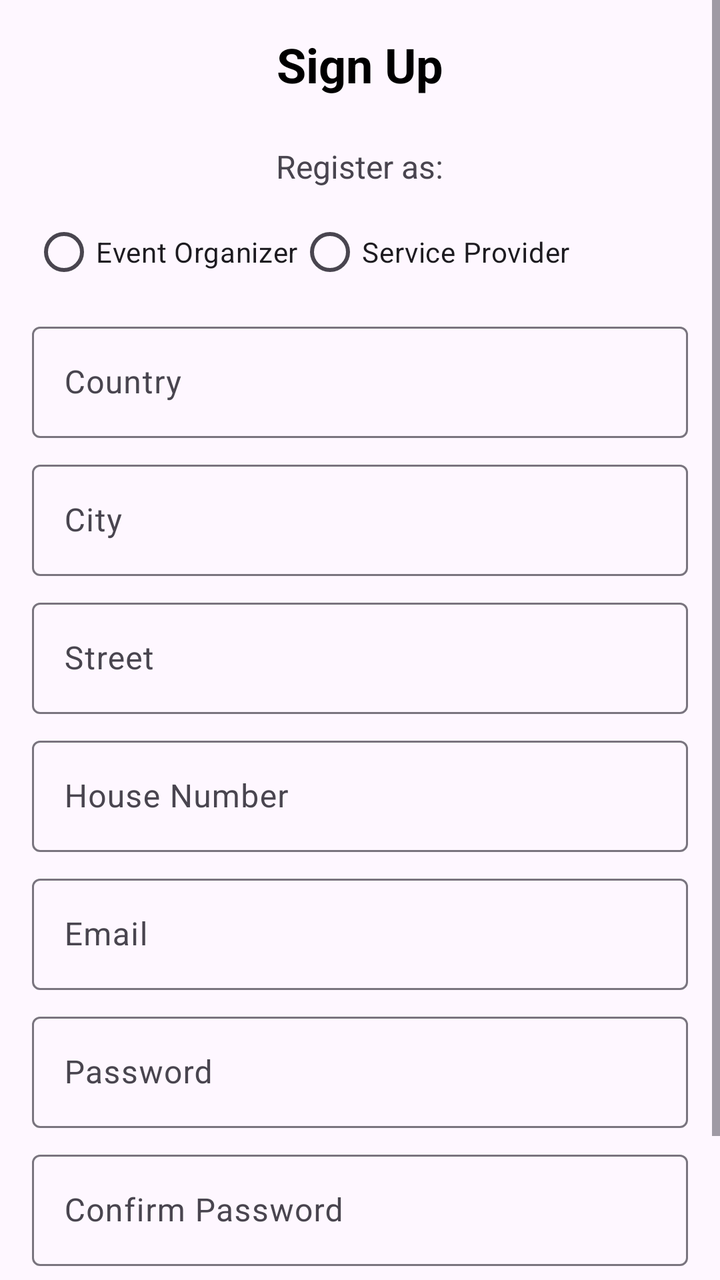
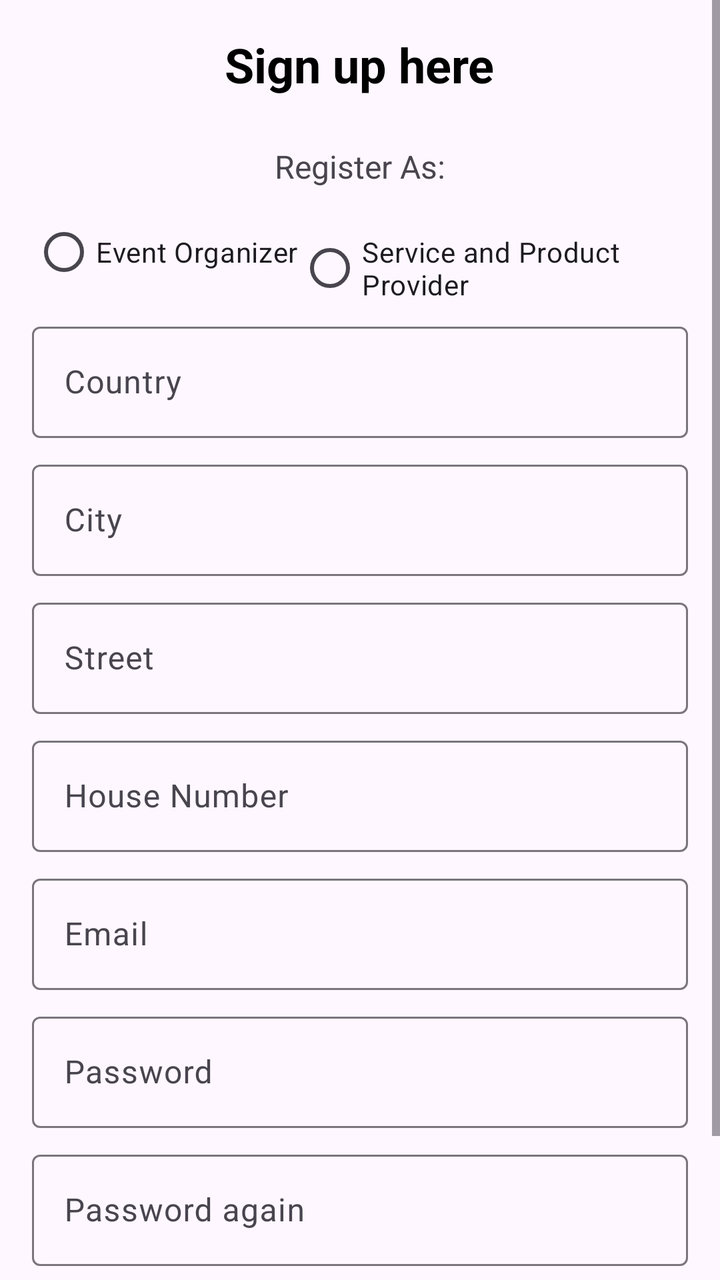

Before-and-after screenshots of an Android layout around one commit, followed by the original layout XML and the change that was made.
<!-- AndroidManifest.xml: application theme Theme.EventPlanner -->
<!-- res/layout/activity_registration.xml -->
<ScrollView
    xmlns:android="http://schemas.android.com/apk/res/android"
    android:layout_width="match_parent"
    android:layout_height="match_parent">

    <LinearLayout
        xmlns:app="http://schemas.android.com/apk/res-auto"
        android:layout_width="match_parent"
        android:layout_height="wrap_content"
        android:orientation="vertical"
        android:gravity="center"
        android:padding="16dp">

        <com.google.android.material.textview.MaterialTextView
            android:id="@+id/welcomeMessage"
            android:layout_width="wrap_content"
            android:layout_height="wrap_content"
            android:text="Sign Up"
            android:textStyle="bold"
            android:textSize="24sp"
            android:textColor="@color/black"
            android:layout_gravity="center_horizontal"
            android:layout_marginBottom="24dp" />

        <TextView
            android:layout_width="wrap_content"
            android:layout_height="wrap_content"
            android:text="Register as:"
            android:textSize="16sp"
            android:layout_marginBottom="8dp" />

        <RadioGroup
            android:id="@+id/register_rg"
            android:layout_width="match_parent"
            android:layout_height="wrap_content"
            android:orientation="horizontal">

            <RadioButton
                android:id="@+id/rb_event_organizer"
                android:layout_width="wrap_content"
                android:layout_height="wrap_content"
                android:text="Event Organizer" />

            <RadioButton
                android:id="@+id/rb_service_provider"
                android:layout_width="wrap_content"
                android:layout_height="wrap_content"
                android:text="Service Provider" />
        </RadioGroup>

        <include
            android:id="@+id/eoinputs"
            layout="@layout/event_organizer_inputs"
            android:layout_width="match_parent"
            android:layout_height="wrap_content"
            android:visibility="gone"/>

        <include
            android:id="@+id/sppinputs"
            layout="@layout/spp_inputs"
            android:layout_width="match_parent"
            android:layout_height="wrap_content"
            android:visibility="gone" />

        <com.google.android.material.textfield.TextInputLayout
            android:layout_width="match_parent"
            android:layout_height="wrap_content"
            android:hint="Country"
            android:layout_marginTop="8dp">

            <com.google.android.material.textfield.TextInputEditText
                android:id="@+id/country"
                android:layout_width="match_parent"
                android:layout_height="wrap_content"
                android:inputType="textEmailAddress" />
        </com.google.android.material.textfield.TextInputLayout>

        <com.google.android.material.textfield.TextInputLayout
            android:layout_width="match_parent"
            android:layout_height="wrap_content"
            android:hint="City"
            android:layout_marginTop="8dp">

            <com.google.android.material.textfield.TextInputEditText
                android:id="@+id/city"
                android:layout_width="match_parent"
                android:layout_height="wrap_content"
                android:inputType="textEmailAddress" />
        </com.google.android.material.textfield.TextInputLayout>

        <com.google.android.material.textfield.TextInputLayout
            android:layout_width="match_parent"
            android:layout_height="wrap_content"
            android:hint="Street"
            android:layout_marginTop="8dp">

            <com.google.android.material.textfield.TextInputEditText
                android:id="@+id/street"
                android:layout_width="match_parent"
                android:layout_height="wrap_content"
                android:inputType="textEmailAddress" />
        </com.google.android.material.textfield.TextInputLayout>

        <com.google.android.material.textfield.TextInputLayout
            android:layout_width="match_parent"
            android:layout_height="wrap_content"
            android:hint="House Number"
            android:layout_marginTop="8dp">

            <com.google.android.material.textfield.TextInputEditText
                android:id="@+id/house_number"
                android:layout_width="match_parent"
                android:layout_height="wrap_content"
                android:inputType="textEmailAddress" />
        </com.google.android.material.textfield.TextInputLayout>

        
        <com.google.android.material.textfield.TextInputLayout
            android:layout_width="match_parent"
            android:layout_height="wrap_content"
            android:hint="Email"
            android:layout_marginTop="8dp">

            <com.google.android.material.textfield.TextInputEditText
                android:id="@+id/email"
                android:layout_width="match_parent"
                android:layout_height="wrap_content"
                android:inputType="textEmailAddress" />
        </com.google.android.material.textfield.TextInputLayout>

        <com.google.android.material.textfield.TextInputLayout
            android:layout_width="match_parent"
            android:layout_height="wrap_content"
            android:hint="Password"
            android:layout_marginTop="8dp">

            <com.google.android.material.textfield.TextInputEditText
                android:id="@+id/password"
                android:layout_width="match_parent"
                android:layout_height="wrap_content"
                android:inputType="textPassword" />
        </com.google.android.material.textfield.TextInputLayout>

        <com.google.android.material.textfield.TextInputLayout
            android:layout_width="match_parent"
            android:layout_height="wrap_content"
            android:hint="Confirm Password"
            android:layout_marginTop="8dp">

            <com.google.android.material.textfield.TextInputEditText
                android:id="@+id/password_confirm"
                android:layout_width="match_parent"
                android:layout_height="wrap_content"
                android:inputType="textPassword" />
        </com.google.android.material.textfield.TextInputLayout>


        <com.google.android.material.button.MaterialButton
            android:id="@+id/register_button"
            android:layout_width="wrap_content"
            android:layout_height="wrap_content"
            android:text="Register"
            android:layout_marginTop="24dp"
            android:textColor="@android:color/white"
            />
    </LinearLayout>
</ScrollView>
<!-- res/layout/event_organizer_inputs.xml (included above) -->
<?xml version="1.0" encoding="utf-8"?>
<LinearLayout
    xmlns:android="http://schemas.android.com/apk/res/android"
    xmlns:app="http://schemas.android.com/apk/res-auto"
    android:layout_width="match_parent"
    android:layout_height="match_parent"
    android:orientation="vertical"
    android:gravity="center_horizontal">

    <com.google.android.material.textfield.TextInputLayout
        android:layout_width="match_parent"
        android:layout_height="wrap_content"
        android:hint="First Name"
        android:layout_marginTop="16dp">

        <com.google.android.material.textfield.TextInputEditText
            android:id="@+id/first_name"
            android:layout_width="match_parent"
            android:layout_height="wrap_content" />
    </com.google.android.material.textfield.TextInputLayout>

    <com.google.android.material.textfield.TextInputLayout
        android:layout_width="match_parent"
        android:layout_height="wrap_content"
        android:hint="Last Name">

        <com.google.android.material.textfield.TextInputEditText
            android:id="@+id/last_name"
            android:layout_width="match_parent"
            android:layout_height="wrap_content" />
    </com.google.android.material.textfield.TextInputLayout>
</LinearLayout>
<!-- res/layout/spp_inputs.xml (included above) -->
<?xml version="1.0" encoding="utf-8"?>
<LinearLayout
    xmlns:android="http://schemas.android.com/apk/res/android"
    xmlns:app="http://schemas.android.com/apk/res-auto"
    android:layout_width="match_parent"
    android:layout_height="match_parent"
    android:orientation="vertical"
    android:gravity="center_horizontal">

        <com.google.android.material.textfield.TextInputLayout
            android:layout_width="match_parent"
            android:layout_height="wrap_content"
            android:hint="Organization name"
            android:layout_marginTop="16dp">

                <com.google.android.material.textfield.TextInputEditText
                    android:id="@+id/org_name"
                    android:layout_width="match_parent"
                    android:layout_height="wrap_content" />
        </com.google.android.material.textfield.TextInputLayout>

        <com.google.android.material.textfield.TextInputLayout
            android:layout_width="match_parent"
            android:layout_height="wrap_content"
            android:hint="Organization Description">

                <com.google.android.material.textfield.TextInputEditText
                    android:id="@+id/org_desc"
                    android:layout_width="match_parent"
                    android:layout_height="100dp" />
        </com.google.android.material.textfield.TextInputLayout>
</LinearLayout>
<!-- resources referenced by this layout -->
<resources>
  <color name="black">#FF000000</color>
  <style name="Theme.EventPlanner" parent="Base.Theme.EventPlanner" />
  <style name="Base.Theme.EventPlanner" parent="Theme.Material3.DayNight.NoActionBar">
          
          
      </style>
</resources>

<!-- the commit's change to res/layout/activity_registration.xml (unified diff, before → after) -->
@@ -15,7 +15,7 @@
             android:id="@+id/welcomeMessage"
             android:layout_width="wrap_content"
             android:layout_height="wrap_content"
-            android:text="Sign Up"
+            android:text="@string/sign_up_message"
             android:textStyle="bold"
             android:textSize="24sp"
             android:textColor="@color/black"
@@ -25,7 +25,7 @@
         <TextView
             android:layout_width="wrap_content"
             android:layout_height="wrap_content"
-            android:text="Register as:"
+            android:text="@string/register_as"
             android:textSize="16sp"
             android:layout_marginBottom="8dp" />
 
@@ -39,13 +39,13 @@
                 android:id="@+id/rb_event_organizer"
                 android:layout_width="wrap_content"
                 android:layout_height="wrap_content"
-                android:text="Event Organizer" />
+                android:text="@string/eo" />
 
             <RadioButton
                 android:id="@+id/rb_service_provider"
                 android:layout_width="wrap_content"
                 android:layout_height="wrap_content"
-                android:text="Service Provider" />
+                android:text="@string/spp" />
         </RadioGroup>
 
         <include
@@ -65,7 +65,7 @@
         <com.google.android.material.textfield.TextInputLayout
             android:layout_width="match_parent"
             android:layout_height="wrap_content"
-            android:hint="Country"
+            android:hint="@string/country"
             android:layout_marginTop="8dp">
 
             <com.google.android.material.textfield.TextInputEditText
@@ -78,7 +78,7 @@
         <com.google.android.material.textfield.TextInputLayout
             android:layout_width="match_parent"
             android:layout_height="wrap_content"
-            android:hint="City"
+            android:hint="@string/city"
             android:layout_marginTop="8dp">
 
             <com.google.android.material.textfield.TextInputEditText
@@ -91,7 +91,7 @@
         <com.google.android.material.textfield.TextInputLayout
             android:layout_width="match_parent"
             android:layout_height="wrap_content"
-            android:hint="Street"
+            android:hint="@string/street"
             android:layout_marginTop="8dp">
 
             <com.google.android.material.textfield.TextInputEditText
@@ -104,7 +104,7 @@
         <com.google.android.material.textfield.TextInputLayout
             android:layout_width="match_parent"
             android:layout_height="wrap_content"
-            android:hint="House Number"
+            android:hint="@string/house_number"
             android:layout_marginTop="8dp">
 
             <com.google.android.material.textfield.TextInputEditText
@@ -118,7 +118,7 @@
         <com.google.android.material.textfield.TextInputLayout
             android:layout_width="match_parent"
             android:layout_height="wrap_content"
-            android:hint="Email"
+            android:hint="@string/prompt_email"
             android:layout_marginTop="8dp">
 
             <com.google.android.material.textfield.TextInputEditText
@@ -131,7 +131,7 @@
         <com.google.android.material.textfield.TextInputLayout
             android:layout_width="match_parent"
             android:layout_height="wrap_content"
-            android:hint="Password"
+            android:hint="@string/prompt_password"
             android:layout_marginTop="8dp">
 
             <com.google.android.material.textfield.TextInputEditText
@@ -144,7 +144,7 @@
         <com.google.android.material.textfield.TextInputLayout
             android:layout_width="match_parent"
             android:layout_height="wrap_content"
-            android:hint="Confirm Password"
+            android:hint="@string/prompt_password_again"
             android:layout_marginTop="8dp">
 
             <com.google.android.material.textfield.TextInputEditText
@@ -159,7 +159,8 @@
             android:id="@+id/register_button"
             android:layout_width="wrap_content"
             android:layout_height="wrap_content"
-            android:text="Register"
+            android:enabled="false"
+            android:text="@string/select_first"
             android:layout_marginTop="24dp"
             android:textColor="@android:color/white"
             />
<!-- resource entries referenced after the edit -->
@@ -1,6 +1,18 @@
 <!-- resources referenced by this layout -->
 <resources>
   <color name="black">#FF000000</color>
+  <string name="city">City</string>
+  <string name="country">Country</string>
+  <string name="eo">Event Organizer</string>
+  <string name="house_number">House Number</string>
+  <string name="prompt_email">Email</string>
+  <string name="prompt_password">Password</string>
+  <string name="prompt_password_again">Password again</string>
+  <string name="register_as">Register As:</string>
+  <string name="select_first">Select role first</string>
+  <string name="sign_up_message">Sign up here</string>
+  <string name="spp">Service and Product Provider</string>
+  <string name="street">Street</string>
   <style name="Theme.EventPlanner" parent="Base.Theme.EventPlanner" />
   <style name="Base.Theme.EventPlanner" parent="Theme.Material3.DayNight.NoActionBar">
           
